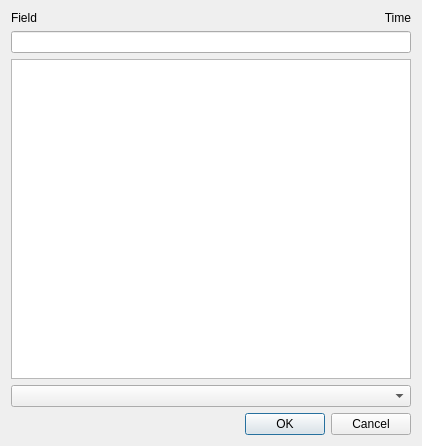
This is bookingdialog.ui in lamouski/TCN as Qt 5 draws it before an edit. The edited form follows.
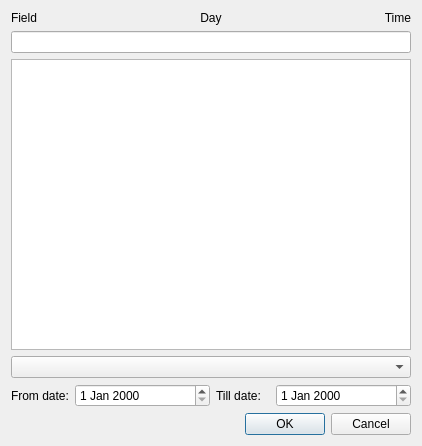
This is the edited form.

Commit message: abo daten range in the booking dialog path to the database is changed

Patch:
```diff
--- a/bookingdialog.ui
+++ b/bookingdialog.ui
@@ -14,37 +14,55 @@
    <string>Dialog</string>
   </property>
   <layout class="QGridLayout" name="gridLayout">
-   <item row="4" column="0" colspan="2">
-    <widget class="QComboBox" name="m_combo_price"/>
-   </item>
-   <item row="0" column="0">
-    <widget class="QLabel" name="m_label_field">
-     <property name="font">
-      <font>
-       <pointsize>9</pointsize>
-      </font>
+   <item row="6" column="0" colspan="2">
+    <widget class="QWidget" name="m_abo_date_widget" native="true">
+     <property name="enabled">
+      <bool>true</bool>
      </property>
-     <property name="text">
-      <string>Field</string>
-     </property>
-    </widget>
-   </item>
-   <item row="0" column="1">
-    <widget class="QLabel" name="m_label_time">
-     <property name="font">
-      <font>
-       <pointsize>9</pointsize>
-      </font>
-     </property>
-     <property name="text">
-      <string>Time</string>
-     </property>
-     <property name="alignment">
-      <set>Qt::AlignRight|Qt::AlignTrailing|Qt::AlignVCenter</set>
-     </property>
+     <layout class="QHBoxLayout" name="horizontalLayout" stretch="2,5,2,5">
+      <property name="leftMargin">
+       <number>0</number>
+      </property>
+      <property name="topMargin">
+       <number>0</number>
+      </property>
+      <property name="rightMargin">
+       <number>0</number>
+      </property>
+      <property name="bottomMargin">
+       <number>0</number>
+      </property>
+      <item>
+       <widget class="QLabel" name="label_1">
+        <property name="text">
+         <string>From date:</string>
+        </property>
+       </widget>
+      </item>
+      <item>
+       <widget class="QDateEdit" name="m_start_abo_date"/>
+      </item>
+      <item>
+       <widget class="QLabel" name="label_2">
+        <property name="text">
+         <string>Till date:</string>
+        </property>
+       </widget>
+      </item>
+      <item>
+       <widget class="QDateEdit" name="m_end_abo_date">
+        <property name="frame">
+         <bool>true</bool>
+        </property>
+       </widget>
+      </item>
+     </layout>
     </widget>
    </item>
    <item row="5" column="0" colspan="2">
+    <widget class="QComboBox" name="m_combo_price"/>
+   </item>
+   <item row="8" column="0" colspan="2">
     <widget class="QDialogButtonBox" name="buttonBox">
      <property name="orientation">
       <enum>Qt::Horizontal</enum>
@@ -54,12 +72,72 @@
      </property>
     </widget>
    </item>
-   <item row="1" column="0" colspan="2">
-    <widget class="QLineEdit" name="m_line_edit_name"/>
-   </item>
    <item row="2" column="0" colspan="2">
+    <widget class="QLineEdit" name="m_line_edit_name"/>
+   </item>
+   <item row="3" column="0" colspan="2">
     <widget class="QListView" name="m_list_view_members"/>
    </item>
+   <item row="1" column="0" colspan="2">
+    <widget class="QWidget" name="widget" native="true">
+     <layout class="QHBoxLayout" name="horizontalLayout_2">
+      <property name="leftMargin">
+       <number>0</number>
+      </property>
+      <property name="topMargin">
+       <number>0</number>
+      </property>
+      <property name="rightMargin">
+       <number>0</number>
+      </property>
+      <property name="bottomMargin">
+       <number>0</number>
+      </property>
+      <item>
+       <widget class="QLabel" name="m_label_field">
+        <property name="font">
+         <font>
+          <pointsize>9</pointsize>
+         </font>
+        </property>
+        <property name="text">
+         <string>Field</string>
+        </property>
+       </widget>
+      </item>
+      <item>
+       <widget class="QLabel" name="m_label_day">
+        <property name="font">
+         <font>
+          <pointsize>9</pointsize>
+         </font>
+        </property>
+        <property name="text">
+         <string>Day</string>
+        </property>
+        <property name="alignment">
+         <set>Qt::AlignCenter</set>
+        </property>
+       </widget>
+      </item>
+      <item>
+       <widget class="QLabel" name="m_label_time">
+        <property name="font">
+         <font>
+          <pointsize>9</pointsize>
+         </font>
+        </property>
+        <property name="text">
+         <string>Time</string>
+        </property>
+        <property name="alignment">
+         <set>Qt::AlignRight|Qt::AlignTrailing|Qt::AlignVCenter</set>
+        </property>
+       </widget>
+      </item>
+     </layout>
+    </widget>
+   </item>
   </layout>
  </widget>
  <resources/>
```
The commit also changes 7 other files.
